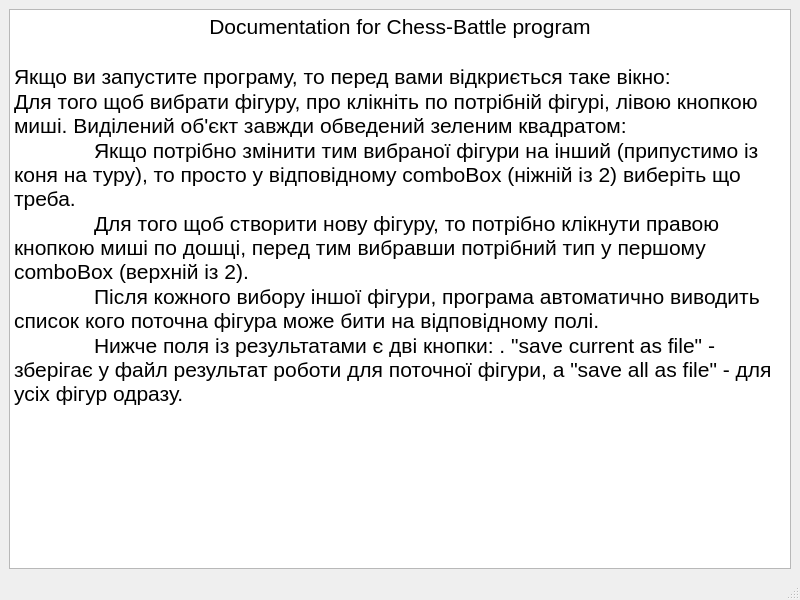
This is documentation.ui in TheBestTvarynka/CourseWork as Qt 5 draws it before an edit. The edited form follows.
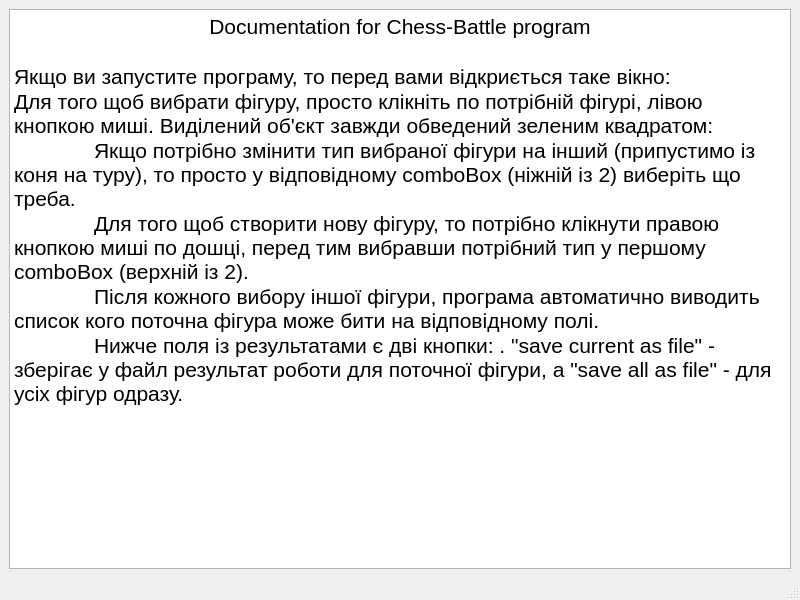
This is the edited form. Icons and pictures are not drawn.

```diff
--- a/documentation.ui
+++ b/documentation.ui
@@ -30,9 +30,9 @@
 &lt;p align=&quot;center&quot; style=&quot;-qt-paragraph-type:empty; margin-top:0px; margin-bottom:0px; margin-left:0px; margin-right:0px; -qt-block-indent:0; text-indent:0px; font-size:16pt;&quot;&gt;&lt;br /&gt;&lt;/p&gt;
 &lt;p style=&quot; margin-top:0px; margin-bottom:0px; margin-left:0px; margin-right:0px; -qt-block-indent:0; text-indent:0px;&quot;&gt;&lt;span style=&quot; font-size:16pt;&quot;&gt;Якщо ви запустите програму, то перед вами відкриється таке вікно:&lt;/span&gt;&lt;/p&gt;
 &lt;p style=&quot; margin-top:0px; margin-bottom:0px; margin-left:0px; margin-right:0px; -qt-block-indent:0; text-indent:0px;&quot;&gt;&lt;img src=&quot;:/documentation/documentation/5.png&quot; /&gt;&lt;/p&gt;
-&lt;p style=&quot; margin-top:0px; margin-bottom:0px; margin-left:0px; margin-right:0px; -qt-block-indent:0; text-indent:0px;&quot;&gt;&lt;span style=&quot; font-size:16pt;&quot;&gt;Для того щоб вибрати фігуру, про клікніть по потрібній фігурі, лівою кнопкою миші. Виділений об'єкт завжди обведений зеленим квадратом:&lt;/span&gt;&lt;/p&gt;
+&lt;p style=&quot; margin-top:0px; margin-bottom:0px; margin-left:0px; margin-right:0px; -qt-block-indent:0; text-indent:0px;&quot;&gt;&lt;span style=&quot; font-size:16pt;&quot;&gt;Для того щоб вибрати фігуру, просто клікніть по потрібній фігурі, лівою кнопкою миші. Виділений об'єкт завжди обведений зеленим квадратом:&lt;/span&gt;&lt;/p&gt;
 &lt;p style=&quot; margin-top:0px; margin-bottom:0px; margin-left:0px; margin-right:0px; -qt-block-indent:0; text-indent:0px;&quot;&gt;&lt;img src=&quot;:/documentation/documentation/1.png&quot; /&gt;&lt;/p&gt;
-&lt;p style=&quot; margin-top:0px; margin-bottom:0px; margin-left:0px; margin-right:0px; -qt-block-indent:0; text-indent:0px;&quot;&gt;&lt;span style=&quot; font-size:16pt;&quot;&gt;	Якщо потрібно змінити тим вибраної фігури на інший (припустимо із коня на туру), то просто у відповідному comboBox (ніжній із 2) виберіть що треба.&lt;/span&gt;&lt;/p&gt;
+&lt;p style=&quot; margin-top:0px; margin-bottom:0px; margin-left:0px; margin-right:0px; -qt-block-indent:0; text-indent:0px;&quot;&gt;&lt;span style=&quot; font-size:16pt;&quot;&gt;	Якщо потрібно змінити тип вибраної фігури на інший (припустимо із коня на туру), то просто у відповідному comboBox (ніжній із 2) виберіть що треба.&lt;/span&gt;&lt;/p&gt;
 &lt;p style=&quot; margin-top:0px; margin-bottom:0px; margin-left:0px; margin-right:0px; -qt-block-indent:0; text-indent:0px;&quot;&gt;&lt;span style=&quot; font-size:16pt;&quot;&gt;	Для того щоб створити нову фігуру, то потрібно клікнути правою кнопкою миші по дошці, перед тим вибравши потрібний тип у першому comboBox (верхній із 2).&lt;/span&gt;&lt;/p&gt;
 &lt;p style=&quot; margin-top:0px; margin-bottom:0px; margin-left:0px; margin-right:0px; -qt-block-indent:0; text-indent:0px;&quot;&gt;&lt;span style=&quot; font-size:16pt;&quot;&gt;	Після кожного вибору іншої фігури, програма автоматично виводить список кого поточна фігура може бити на відповідному полі.&lt;/span&gt;&lt;/p&gt;
 &lt;p style=&quot; margin-top:0px; margin-bottom:0px; margin-left:0px; margin-right:0px; -qt-block-indent:0; text-indent:0px;&quot;&gt;&lt;span style=&quot; font-size:16pt;&quot;&gt;	Нижче поля із результатами є дві кнопки: . &amp;quot;save current as file&amp;quot; - зберігає у файл результат роботи для поточної фігури, а &amp;quot;save all as file&amp;quot; - для усіх фігур одразу.&lt;/span&gt;&lt;/p&gt;
```
